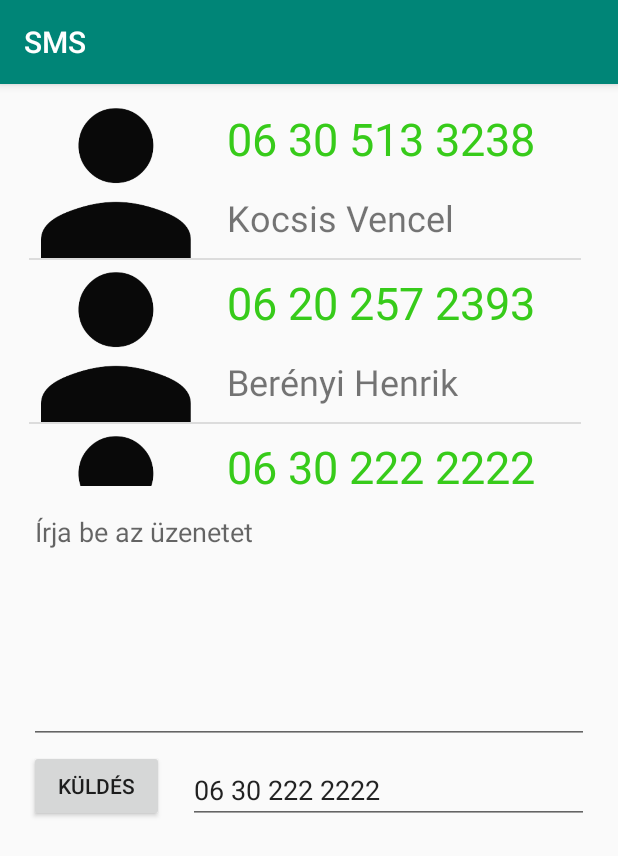
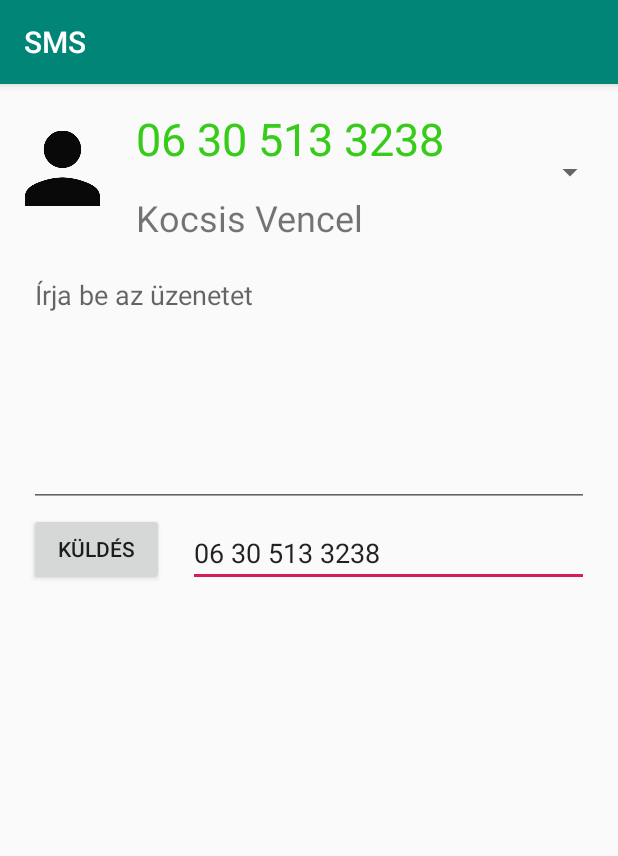
Before and after one commit to Kikikan/SMS, an Android app: the screen it shows after launch (MainActivity), after a tap on "KÜLDÉS", on a phone screen of 412 x 824 dp. Shown: the top 856 px of the screen. Run offline under Robolectric (Android 15) with nearby library versions, the phone set to English and light mode, and no system bars; 3 other taps on this screen came first.

Commit message:
Spinner implementation SUCCESS

```diff
--- a/app/src/main/java/net/kikikan/sms/MainActivity.java
+++ b/app/src/main/java/net/kikikan/sms/MainActivity.java
@@ -19,6 +19,7 @@ import android.widget.AdapterView;
 import android.widget.Button;
 import android.widget.EditText;
 import android.widget.ListView;
+import android.widget.Spinner;
 import android.widget.Toast;
 
 public class MainActivity extends AppCompatActivity
@@ -33,7 +34,7 @@ public class MainActivity extends AppCompatActivity
     EditText message;
     Button button;
 
-    ListView listView;
+    //ListView listView;
     final String[] telefonszamok = new String[] {"06 30 513 3238", "06 20 257 2393", "06 30 222 2222"};
 
     @Override
@@ -55,10 +56,27 @@ public class MainActivity extends AppCompatActivity
         deliveredPI = PendingIntent.getBroadcast(this, 0, new Intent(DELIVERED), 0);
 
         MyAdapter myAdapter = new MyAdapter(telefonszamok, this);
-        listView = (ListView) findViewById(R.id.listview);
-        listView.setAdapter(myAdapter);
 
-        listView.setOnItemClickListener(new AdapterView.OnItemClickListener()
+        Spinner spinner = findViewById(R.id.spinner);
+        spinner.setAdapter(myAdapter);
+        spinner.setOnItemSelectedListener(new AdapterView.OnItemSelectedListener() {
+            @Override
+            public void onItemSelected(AdapterView<?> parent, View view, int position, long id) {
+                number.setVisibility(View.VISIBLE);
+                Log.i("Tel clicked ", telefonszamok[position]);
+                number.setText(telefonszamok[position]);
+            }
+
+            @Override
+            public void onNothingSelected(AdapterView<?> parent) {
+
+            }
+        });
+
+        //listView = (ListView) findViewById(R.id.listview);
+        //listView.setAdapter(myAdapter);
+
+        /*listView.setOnItemClickListener(new AdapterView.OnItemClickListener()
         {
             @Override
             public void onItemClick(AdapterView<?> parent, View view, int position, long id)
@@ -67,7 +85,7 @@ public class MainActivity extends AppCompatActivity
                 Log.i("Tel clicked ", telefonszamok[position]);
                 number.setText(telefonszamok[position]);
             }
-        });
+        });*/
     }
 
     @Override
@@ -141,16 +159,18 @@ public class MainActivity extends AppCompatActivity
         return (id == PackageManager.PERMISSION_GRANTED);
     }
 
+/*
     public void HideTextBox(View view)
     {
         listView.setVisibility(View.GONE);
     }
+*/
 
     public void onClick(View v)
     {
         String phoneN = number.getText().toString();
         String smsM = message.getText().toString();
-        listView.setVisibility(View.VISIBLE);
+        //listView.setVisibility(View.VISIBLE);
 
         if (phoneN == null || phoneN.length() == 0 || smsM == null || smsM.length() == 0)
         {
--- a/app/src/main/res/layout/activity_main.xml
+++ b/app/src/main/res/layout/activity_main.xml
@@ -5,20 +5,6 @@
     android:layout_width="match_parent"
     android:layout_height="match_parent"
     tools:context=".MainActivity">
-
-    <ListView
-        android:id="@+id/listview"
-        android:layout_width="368dp"
-        android:layout_height="260dp"
-        android:layout_marginStart="8dp"
-        android:layout_marginLeft="8dp"
-        android:layout_marginTop="8dp"
-        android:layout_marginEnd="8dp"
-        android:layout_marginRight="8dp"
-        app:layout_constraintEnd_toEndOf="parent"
-        app:layout_constraintHorizontal_bias="0.407"
-        app:layout_constraintStart_toStartOf="parent"
-        app:layout_constraintTop_toTopOf="parent" />
 
     <EditText
         android:id="@+id/phoneNumberEditText"
@@ -69,6 +55,19 @@
         android:inputType="textMultiLine"
         app:layout_constraintEnd_toEndOf="parent"
         app:layout_constraintStart_toStartOf="parent"
-        app:layout_constraintTop_toBottomOf="@+id/listview" />
+        app:layout_constraintTop_toBottomOf="@+id/spinner" />
+
+    <Spinner
+        android:id="@+id/spinner"
+        android:layout_width="395dp"
+        android:layout_height="102dp"
+        android:layout_marginStart="8dp"
+        android:layout_marginLeft="8dp"
+        android:layout_marginTop="8dp"
+        android:layout_marginEnd="8dp"
+        android:layout_marginRight="8dp"
+        app:layout_constraintEnd_toEndOf="parent"
+        app:layout_constraintStart_toStartOf="parent"
+        app:layout_constraintTop_toTopOf="parent" />
 
 </android.support.constraint.ConstraintLayout>
--- a/app/src/main/res/layout/list_item.xml
+++ b/app/src/main/res/layout/list_item.xml
@@ -8,8 +8,8 @@
 
     <ImageView
         android:id="@+id/imageView"
-        android:layout_width="100dp"
-        android:layout_height="100dp"
+        android:layout_width="50dp"
+        android:layout_height="80dp"
         android:layout_marginStart="8dp"
         android:layout_marginLeft="8dp"
         android:layout_marginTop="8dp"
```
